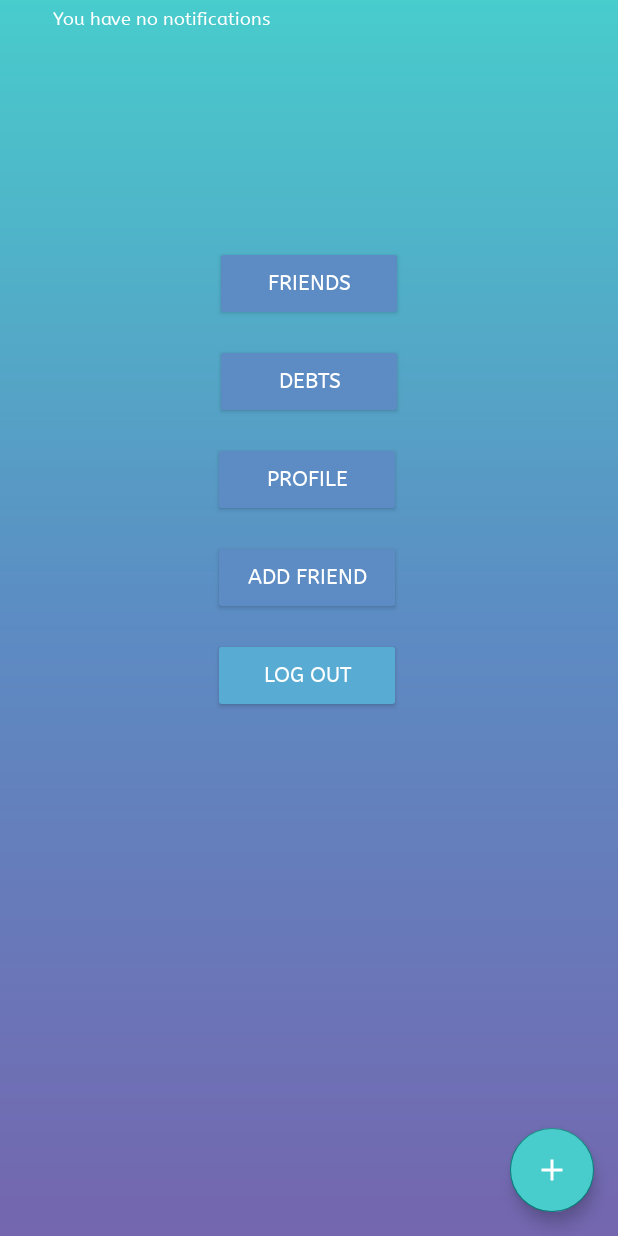
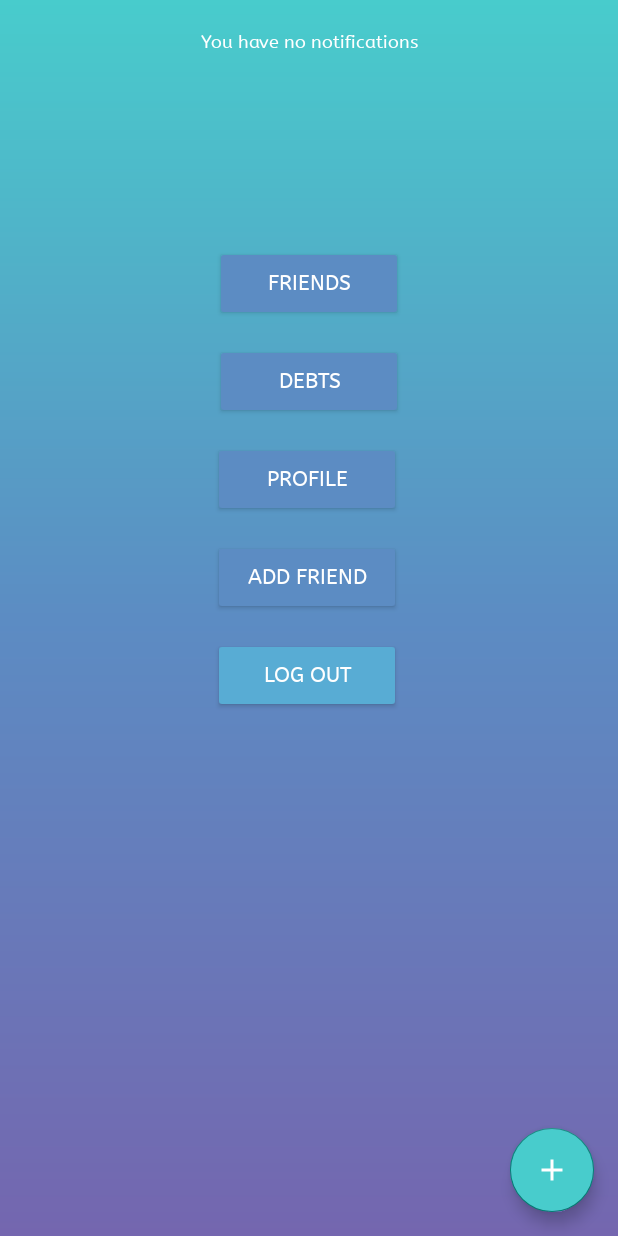
Before and after one commit to Vavadoge/Lendfriend, an Android app: the MainActivity screen opened directly, with no data from a screen before it, on a phone screen of 412 x 824 dp. Run offline under Robolectric (Android 15) with nearby library versions, the phone set to English and light mode, and no system bars; our stand-ins replace Volley; network calls fail.

Commit message:
Notifications update

```diff
--- a/app/src/main/res/layout/activity_friends.xml
+++ b/app/src/main/res/layout/activity_friends.xml
@@ -42,6 +42,7 @@
         android:gravity="center"
         app:layout_constraintEnd_toEndOf="parent"
         app:layout_constraintStart_toStartOf="parent"
+        android:visibility="invisible"
         app:layout_constraintTop_toBottomOf="@+id/view5" />
     <TextView
         android:id="@+id/textView_friends_invite_action"
@@ -50,6 +51,7 @@
         android:fontFamily="@font/abeezee"
         android:text="Invite friends!"
         android:textColor="@color/first"
+        android:visibility="invisible"
         android:textSize="14dp"
         app:layout_constraintEnd_toEndOf="@+id/textView_friends_invite"
         app:layout_constraintStart_toStartOf="@+id/textView_friends_invite"
--- a/app/src/main/res/layout/activity_main_page.xml
+++ b/app/src/main/res/layout/activity_main_page.xml
@@ -9,17 +9,22 @@
 
     <RelativeLayout
         android:layout_width="wrap_content"
-        android:layout_height="wrap_content"
-        tools:ignore="MissingConstraints"
-        tools:layout_editor_absoluteX="0dp"
-        tools:layout_editor_absoluteY="16dp">
+        android:layout_height="100dp"
+        android:layout_marginTop="16dp"
+        android:clickable="false"
+        app:layout_constraintEnd_toEndOf="parent"
+        app:layout_constraintStart_toStartOf="parent"
+        app:layout_constraintTop_toTopOf="parent">
 
         <ListView
             android:id="@+id/listViewNotifications"
             android:layout_width="wrap_content"
             android:layout_height="wrap_content"
-            android:layout_alignParentTop="true"
-            android:layout_marginTop="0dp" />
+            android:clickable="false"
+            app:layout_constraintEnd_toEndOf="parent"
+            app:layout_constraintStart_toStartOf="parent"
+            app:layout_constraintTop_toTopOf="parent" />
+
     </RelativeLayout>
 
     <Button
@@ -115,4 +120,6 @@
         app:layout_constraintEnd_toEndOf="parent" />
 
 
+
+
 </androidx.constraintlayout.widget.ConstraintLayout>
--- a/app/src/main/res/layout/activity_viewlist_notification.xml
+++ b/app/src/main/res/layout/activity_viewlist_notification.xml
@@ -3,18 +3,20 @@
     android:layout_width="match_parent"
     android:layout_height="40dp"
     android:gravity="center"
+    android:clickable="false"
     android:orientation="vertical">
 
     <TextView
         android:id="@+id/textboxViewDebtsFriend"
-        android:layout_width="374dp"
-        android:layout_height="29dp"
+        android:layout_width="match_parent"
+        android:layout_height="30dp"
+        android:clickable="false"
         android:layout_gravity="center"
-        android:layout_marginLeft="10dp"
         android:fontFamily="@font/abeezee"
         android:paddingLeft="10px"
         android:paddingRight="10px"
         android:textColor="@color/white"
+        android:textAlignment="center"
         android:textSize="12dp" />
 
 </LinearLayout>
```
Also changed, not shown: app/src/main/java/com/ktu/vavadoge/FriendsProfiles.java (+45 -10 lines), app/src/main/java/com/ktu/vavadoge/MainActivity.java (+3 -4 lines), app/src/main/res/layout/activity_viewlist_friend.xml (+16 -6 lines).
